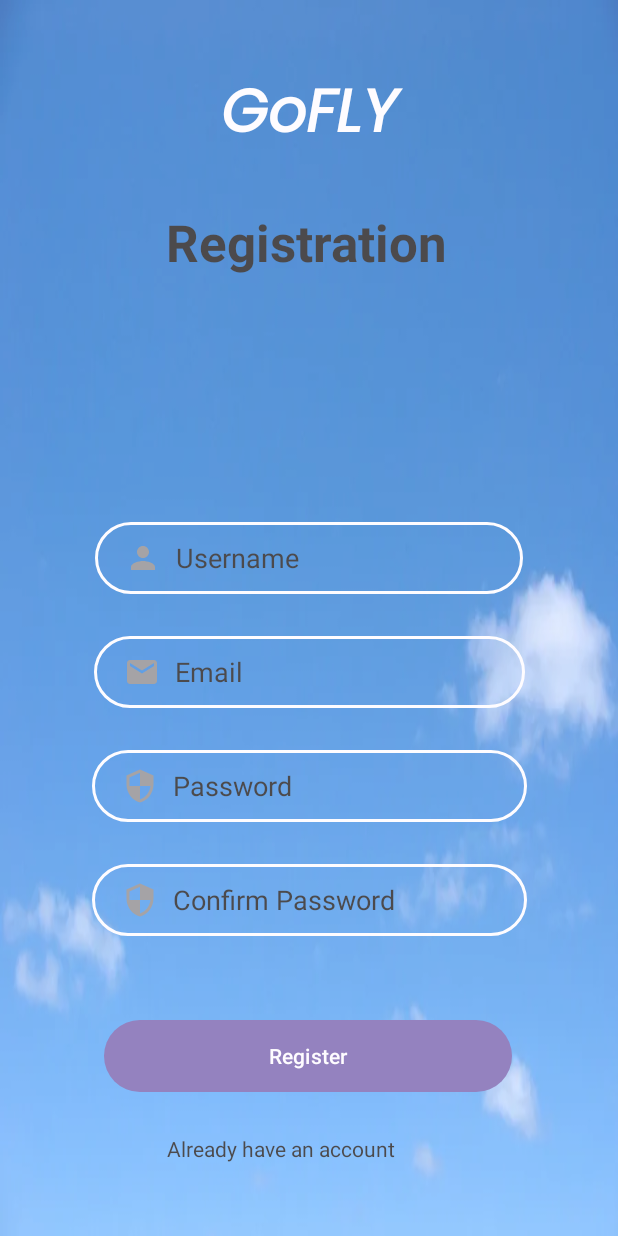
After one commit to amalkrishna0/GoFLY, an Android app: the RegisterActivity screen opened directly, with no data from a screen before it, on a phone screen of 412 x 824 dp. The commit adds this screen. Run offline under Robolectric (Android 15) with nearby library versions, the phone set to English and light mode, and no system bars; our stand-ins replace Firebase (no records; nobody signed in at launch, a user with empty details on screens opened directly).

Commit message:
Created login and register activity with firebase realtime database connection

```diff
--- /dev/null
+++ b/app/src/main/java/com/example/gofly/RegisterActivity.java
@@ -0,0 +1,152 @@
+package com.example.gofly;
+
+import android.content.Intent;
+import android.net.ConnectivityManager;
+import android.net.NetworkInfo;
+import android.os.Bundle;
+import android.view.View;
+import android.widget.Button;
+import android.widget.EditText;
+import android.widget.TextView;
+import android.widget.Toast;
+
+import androidx.activity.EdgeToEdge;
+import androidx.appcompat.app.AppCompatActivity;
+import androidx.core.graphics.Insets;
+import androidx.core.view.ViewCompat;
+import androidx.core.view.WindowInsetsCompat;
+
+import com.google.android.gms.tasks.OnSuccessListener;
+import com.google.firebase.database.DatabaseReference;
+import com.google.firebase.database.FirebaseDatabase;
+
+import java.util.HashMap;
+import java.util.regex.Pattern;
+
+public class RegisterActivity extends AppCompatActivity {
+
+    Button registerBtn;
+    TextView loginTxt;
+    EditText unameTxt,emailTxt,passTxt,conpassTxt;
+
+    DatabaseReference userDbRef;
+    @Override
+    protected void onCreate(Bundle savedInstanceState) {
+        super.onCreate(savedInstanceState);
+
+        setContentView(R.layout.activity_register);
+
+        registerBtn = findViewById(R.id.btnRegister);
+        loginTxt = findViewById(R.id.txtLogin);
+        unameTxt = findViewById(R.id.txtUname);
+        emailTxt = findViewById(R.id.txtEmail);
+        passTxt = findViewById(R.id.txtPass);
+        conpassTxt = findViewById(R.id.txtConfPass);
+
+        FirebaseDatabase database=FirebaseDatabase.getInstance("https://flightmanagement-c9a16-default-rtdb.firebaseio.com/");
+
+        userDbRef = database.getReference("users");
+
+
+        loginTxt.setOnClickListener(new View.OnClickListener() {
+            @Override
+            public void onClick(View v) {
+                startActivity(new Intent(RegisterActivity.this, LoginActivity.class));
+            }
+        });
+
+
+        registerBtn.setOnClickListener(new View.OnClickListener() {
+            @Override
+            public void onClick(View v) {
+                String username = unameTxt.getText().toString().trim();
+                String email = emailTxt.getText().toString().trim();
+                String password = passTxt.getText().toString().trim();
+                String confirm = conpassTxt.getText().toString().trim();
+
+                if (username.isEmpty() || email.isEmpty() || password.isEmpty() || confirm.isEmpty()) {
+                    Toast.makeText(RegisterActivity.this, "Please fill in all details", Toast.LENGTH_SHORT).show();
+                    return;
+                }
+
+                if (!isValidEmail(email)) {
+                    Toast.makeText(RegisterActivity.this, "Please enter a valid email address", Toast.LENGTH_SHORT).show();
+                    return;
+                }
+
+                if (!isOnline()) {
+                    Toast.makeText(RegisterActivity.this, "Please connect to the internet", Toast.LENGTH_SHORT).show();
+                    return;
+                }
+
+                if (!password.equals(confirm)) {
+                    Toast.makeText(RegisterActivity.this, "Password and Confirm password didn't match", Toast.LENGTH_SHORT).show();
+                    return;
+                }
+
+                if (!isValidPassword(password)) {
+                    Toast.makeText(RegisterActivity.this, "Password must contain at least 8 characters, a letter, a digit, and a special symbol", Toast.LENGTH_SHORT).show();
+                    return;
+                }
+
+                // Hash the password before storing (for simplicity, we're not doing this here)
+                HashMap<String, Object> hashMap = new HashMap<>();
+                hashMap.put("Username", username);
+                hashMap.put("email", email);
+                hashMap.put("password", password);
+
+                // Push user data to Firebase
+                userDbRef.push().setValue(hashMap).addOnSuccessListener(new OnSuccessListener<Void>() {
+                    @Override
+                    public void onSuccess(Void aVoid) {
+                        Toast.makeText(RegisterActivity.this, "Registration successful!", Toast.LENGTH_SHORT).show();
+                        startActivity(new Intent(RegisterActivity.this, LoginActivity.class));
+                        finish();
+                    }
+                }).addOnFailureListener(e -> {
+                    Toast.makeText(RegisterActivity.this, "Failed to register: " + e.getMessage(), Toast.LENGTH_SHORT).show();
+                });
+            }
+        });
+
+    }
+
+    private boolean isOnline() {
+        ConnectivityManager connectivityManager = (ConnectivityManager) getSystemService(CONNECTIVITY_SERVICE);
+        NetworkInfo networkInfo = connectivityManager.getActiveNetworkInfo();
+        return networkInfo != null && networkInfo.isConnected();
+    }
+
+    public boolean isValidPassword(String password) {
+        int letterCount = 0;
+        int digitCount = 0;
+        int specialCount = 0;
+
+        if (password.length() < 8) {
+            return false;
+        } else {
+            for (int i = 0; i < password.length(); i++) {
+                char c = password.charAt(i);
+                if (Character.isLetter(c)) {
+                    letterCount++;
+                } else if (Character.isDigit(c)) {
+                    digitCount++;
+                } else if (isSpecialCharacter(c)) {
+                    specialCount++;
+                }
+            }
+
+            return (letterCount > 0 && digitCount > 0 && specialCount > 0);
+        }
+    }
+
+    private static boolean isSpecialCharacter(char c) {
+        return (c >= 33 && c <= 46) || c == 64;
+    }
+
+    public boolean isValidEmail(String email) {
+        String emailPattern = "[a-zA-Z0-9._-]+@[a-z]+\\.+[a-z]+";
+        return Pattern.compile(emailPattern).matcher(email).matches();
+    }
+
+}
--- /dev/null
+++ b/app/src/main/res/drawable/btn_bg.xml
@@ -0,0 +1,5 @@
+<?xml version="1.0" encoding="utf-8"?>
+<shape xmlns:android="http://schemas.android.com/apk/res/android">
+    <solid android:color="@color/blue"/>
+    <corners android:radius="70dp"/>
+</shape>
--- /dev/null
+++ b/app/src/main/res/drawable/ic_baseline_email_24.xml
@@ -0,0 +1,8 @@
+<vector android:height="24dp"
+    android:viewportHeight="24" android:viewportWidth="24"
+    android:width="24dp" xmlns:android="http://schemas.android.com/apk/res/android">
+
+    <!-- Set fill color to gray -->
+    <path android:fillColor="#808080"
+        android:pathData="M20,4L4,4c-1.1,0 -1.99,0.9 -1.99,2L2,18c0,1.1 0.9,2 2,2h16c1.1,0 2,-0.9 2,-2L22,6c0,-1.1 -0.9,-2 -2,-2zM20,8l-8,5 -8,-5L4,6l8,5 8,-5v2z"/>
+</vector>
--- /dev/null
+++ b/app/src/main/res/drawable/ic_baseline_person_24.xml
@@ -0,0 +1,8 @@
+<vector android:height="24dp"
+    android:viewportHeight="24" android:viewportWidth="24"
+    android:width="24dp" xmlns:android="http://schemas.android.com/apk/res/android">
+
+    <!-- Change the fill color to gray -->
+    <path android:fillColor="#808080"
+        android:pathData="M12,12c2.21,0 4,-1.79 4,-4s-1.79,-4 -4,-4 -4,1.79 -4,4 1.79,4 4,4zM12,14c-2.67,0 -8,1.34 -8,4v2h16v-2c0,-2.66 -5.33,-4 -8,-4z"/>
+</vector>
--- /dev/null
+++ b/app/src/main/res/drawable/ic_baseline_security_24.xml
@@ -0,0 +1,8 @@
+<vector android:height="24dp"
+    android:viewportHeight="24" android:viewportWidth="24"
+    android:width="24dp" xmlns:android="http://schemas.android.com/apk/res/android">
+
+    <!-- Change the fill color to gray -->
+    <path android:fillColor="#808080"
+        android:pathData="M12,1L3,5v6c0,5.55 3.84,10.74 9,12 5.16,-1.26 9,-6.45 9,-12L21,5l-9,-4zM12,11.99h7c-0.53,4.12 -3.28,7.79 -7,8.94L12,12L5,12L5,6.3l7,-3.11v8.8z"/>
+</vector>
--- /dev/null
+++ b/app/src/main/res/drawable/input_bg.xml
@@ -0,0 +1,5 @@
+<?xml version="1.0" encoding="utf-8"?>
+<shape xmlns:android="http://schemas.android.com/apk/res/android">
+    <stroke android:color="@color/white" android:width="2dp"/>
+    <corners android:radius="70dp" />
+</shape>
--- /dev/null
+++ b/app/src/main/res/layout/activity_register.xml
@@ -0,0 +1,156 @@
+<?xml version="1.0" encoding="utf-8"?>
+<androidx.constraintlayout.widget.ConstraintLayout xmlns:android="http://schemas.android.com/apk/res/android"
+    xmlns:app="http://schemas.android.com/apk/res-auto"
+    xmlns:tools="http://schemas.android.com/tools"
+    android:id="@+id/main"
+    android:layout_width="match_parent"
+    android:layout_height="match_parent"
+    android:background="@drawable/wallpaper"
+    android:alpha="0.7"
+    tools:context=".LoginActivity">
+
+    <EditText
+        android:layout_width="287dp"
+        android:layout_height="48dp"
+        android:inputType="textEmailAddress"
+        android:ems="10"
+        android:id="@+id/txtEmail"
+        android:background="@drawable/input_bg"
+        android:paddingLeft="20dp"
+        android:paddingTop="10dp"
+        android:paddingRight="10dp"
+        android:paddingBottom="10dp"
+        android:textColor="@color/black"
+        android:textColorHint="@color/black"
+        android:hint="Email"
+        android:drawableLeft="@drawable/ic_baseline_email_24"
+        android:drawablePadding="10dp"
+        app:layout_constraintStart_toStartOf="parent"
+        app:layout_constraintEnd_toEndOf="parent"
+        android:layout_marginTop="28dp"
+        app:layout_constraintTop_toBottomOf="@+id/txtUname"/>
+
+    <EditText
+        android:layout_width="285dp"
+        android:layout_height="48dp"
+        android:inputType="textPersonName"
+        android:ems="10"
+        android:id="@+id/txtUname"
+        android:background="@drawable/input_bg"
+        android:paddingLeft="20dp"
+        android:paddingTop="10dp"
+        android:paddingRight="10dp"
+        android:paddingBottom="10dp"
+        android:textColor="@color/black"
+        android:textColorHint="@color/black"
+        android:hint="Username"
+        android:drawableLeft="@drawable/ic_baseline_person_24"
+        android:drawablePadding="10dp"
+        app:layout_constraintStart_toStartOf="parent"
+        app:layout_constraintEnd_toEndOf="parent"
+        app:layout_constraintBottom_toBottomOf="parent"
+        android:layout_marginBottom="428dp"
+        app:layout_constraintTop_toBottomOf="@+id/txtTravelTime"
+        app:layout_constraintVertical_bias="1.0"
+        app:layout_constraintHorizontal_bias="0.5"/>
+
+    <TextView
+        android:id="@+id/txtPassDetails"
+        android:layout_width="254dp"
+        android:layout_height="56dp"
+        android:text="GoFLY"
+        android:textColor="@color/white"
+        android:textSize="40sp"
+        android:textStyle="bold"
+        android:textAlignment="center"
+        app:layout_constraintBottom_toBottomOf="parent"
+        app:layout_constraintEnd_toEndOf="parent"
+        app:layout_constraintHorizontal_bias="0.5"
+        app:layout_constraintStart_toStartOf="parent"
+        app:layout_constraintTop_toTopOf="parent"
+        android:fontFamily="@font/poppins_italic"
+        app:layout_constraintVertical_bias="0.059" />
+
+    <TextView
+        android:id="@+id/txtTravelTime"
+        android:layout_width="wrap_content"
+        android:layout_height="wrap_content"
+        android:text="Registration"
+        android:textColor="@color/black"
+        android:textSize="34sp"
+        android:textStyle="bold"
+        app:layout_constraintBottom_toBottomOf="parent"
+        app:layout_constraintEnd_toEndOf="parent"
+        app:layout_constraintHorizontal_bias="0.495"
+        app:layout_constraintStart_toStartOf="parent"
+        app:layout_constraintTop_toBottomOf="@+id/txtPassDetails"
+        app:layout_constraintVertical_bias="0.055" />
+
+    <EditText
+        android:layout_width="290dp"
+        android:layout_height="48dp"
+        android:inputType="textPassword"
+        android:ems="10"
+        android:id="@+id/txtPass"
+        android:background="@drawable/input_bg"
+        android:paddingLeft="20dp"
+        android:paddingTop="10dp"
+        android:paddingRight="10dp"
+        android:paddingBottom="10dp"
+        android:textColor="@color/black"
+        android:textColorHint="@color/black"
+        android:hint="Password"
+        android:drawableLeft="@drawable/ic_baseline_security_24"
+        android:drawablePadding="10dp"
+        app:layout_constraintStart_toStartOf="parent"
+        app:layout_constraintEnd_toEndOf="parent"
+        app:layout_constraintHorizontal_bias="0.5"
+        app:layout_constraintTop_toBottomOf="@+id/txtEmail"
+        android:layout_marginTop="28dp"/>
+
+    <EditText
+        android:id="@+id/txtConfPass"
+        android:layout_width="290dp"
+        android:layout_height="48dp"
+        android:layout_marginTop="28dp"
+        android:background="@drawable/input_bg"
+        android:drawableLeft="@drawable/ic_baseline_security_24"
+        android:drawablePadding="10dp"
+        android:ems="10"
+        android:hint="Confirm Password"
+        android:inputType="textPassword"
+        android:paddingLeft="20dp"
+        android:paddingTop="10dp"
+        android:paddingRight="10dp"
+        android:paddingBottom="10dp"
+        android:textColor="@color/black"
+        android:textColorHint="@color/black"
+        app:layout_constraintEnd_toEndOf="parent"
+        app:layout_constraintHorizontal_bias="0.504"
+        app:layout_constraintStart_toStartOf="parent"
+        app:layout_constraintTop_toBottomOf="@+id/txtPass" />
+
+    <Button
+        android:id="@+id/btnRegister"
+        android:layout_width="272dp"
+        android:layout_height="48dp"
+        android:layout_marginTop="56dp"
+        android:background="@drawable/btn_bg"
+        android:text="Register"
+        app:layout_constraintEnd_toEndOf="parent"
+        app:layout_constraintHorizontal_bias="0.496"
+        app:layout_constraintStart_toStartOf="parent"
+        app:layout_constraintTop_toBottomOf="@+id/txtConfPass" />
+
+    <TextView
+        android:id="@+id/txtLogin"
+        android:layout_width="189dp"
+        android:layout_height="34dp"
+        android:layout_marginTop="28dp"
+        android:text="Already have an account"
+        android:textColor="@color/black"
+        app:layout_constraintEnd_toEndOf="parent"
+        app:layout_constraintStart_toStartOf="parent"
+        app:layout_constraintTop_toBottomOf="@+id/btnRegister" />
+
+</androidx.constraintlayout.widget.ConstraintLayout>
```
Also changed, not shown: app/src/main/AndroidManifest.xml (+9 -0 lines), app/src/main/java/com/example/gofly/IntroActivity.java (+14 -0 lines), app/src/main/java/com/example/gofly/LoginActivity.java (added, +107 -0 lines), app/src/main/java/com/example/gofly/MainActivity.java (added, +24 -0 lines), app/src/main/res/layout/activity_login.xml (added, +110 -0 lines), app/src/main/res/layout/activity_main.xml (added, +10 -0 lines), app/src/main/res/drawable/wallpaper.jpg (added).
